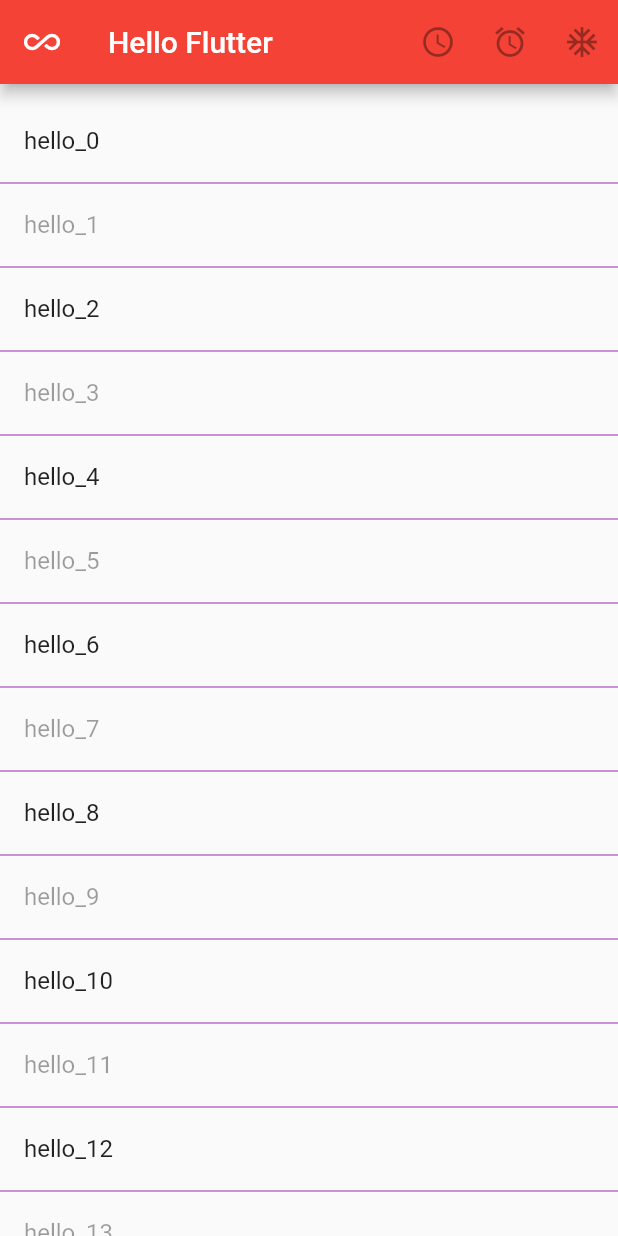
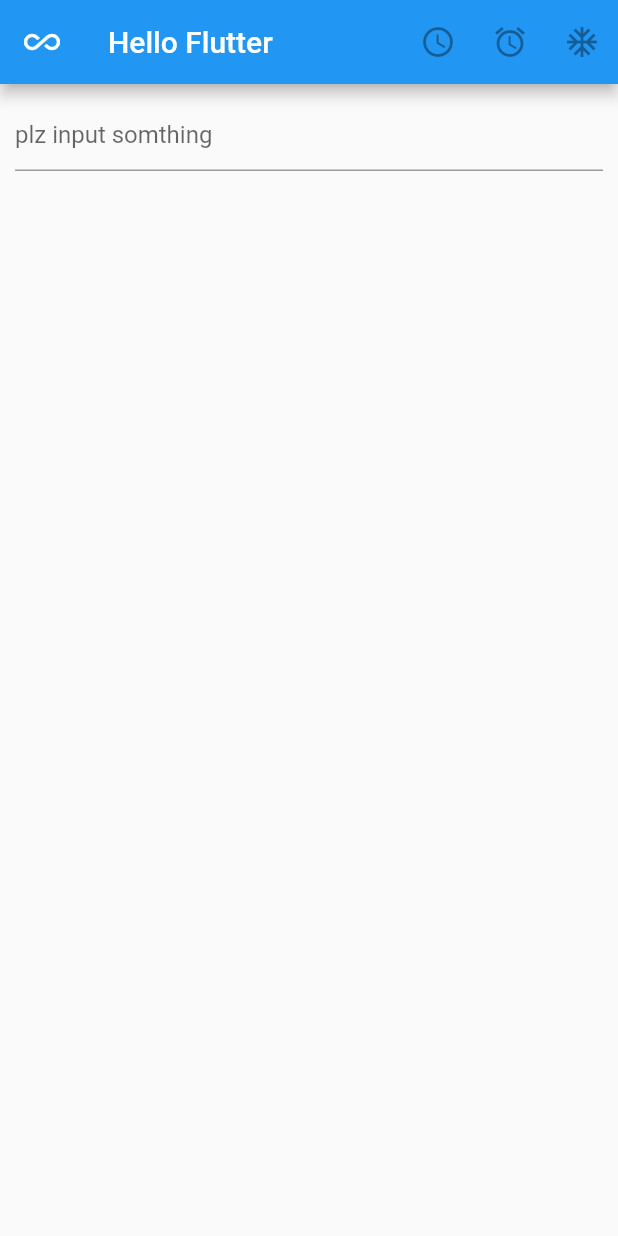
Before and after one commit to idiottiger/fffflutttter, a Flutter app: the screen it shows after launch, on a phone screen of 412 x 824 dp. Run offline on Flutter 3.47's test engine with Material 2 defaults, Android fonts, the phone set to English and light mode, and no system bars.

Commit message:
add input edit

```diff
--- a/lib/main.dart
+++ b/lib/main.dart
@@ -1,7 +1,63 @@
 import 'package:flutter/material.dart';
 import 'listview_page.dart';
 
-void main() => runApp(MyApp());
+void main() => runApp(MaterialApp(
+      home: EditPage(),
+    ));
+
+class EditPage extends StatefulWidget {
+  @override
+  EditPageState createState() {
+    return EditPageState();
+  }
+}
+
+class EditPageState extends State<EditPage> {
+  String text = "";
+
+  @override
+  Widget build(BuildContext context) {
+    return Scaffold(
+      appBar: AppBar(
+        leading: Icon(Icons.all_inclusive),
+        title: Text('Hello Flutter'),
+        actions: <Widget>[
+          IconButton(
+            icon: Icon(Icons.access_time),
+            tooltip: 'time',
+            onPressed: null,
+          ),
+          IconButton(
+            icon: Icon(Icons.access_alarm),
+            tooltip: 'alarm',
+            onPressed: null,
+          ),
+          IconButton(
+            icon: Icon(Icons.ac_unit),
+            tooltip: 'unit',
+            onPressed: null,
+          ),
+        ],
+      ),
+      body: Container(
+          padding: EdgeInsets.all(10),
+          child: Column(
+            crossAxisAlignment: CrossAxisAlignment.stretch,
+            children: <Widget>[
+              TextField(
+                decoration: InputDecoration(hintText: 'plz input somthing'),
+                onSubmitted: (String content) {
+                  setState(() {
+                    this.text += (content + "\n");
+                  });
+                },
+              ),
+              Text(this.text)
+            ],
+          )),
+    );
+  }
+}
 
 class MyApp extends StatelessWidget {
   // This widget is the root of your application.
```
